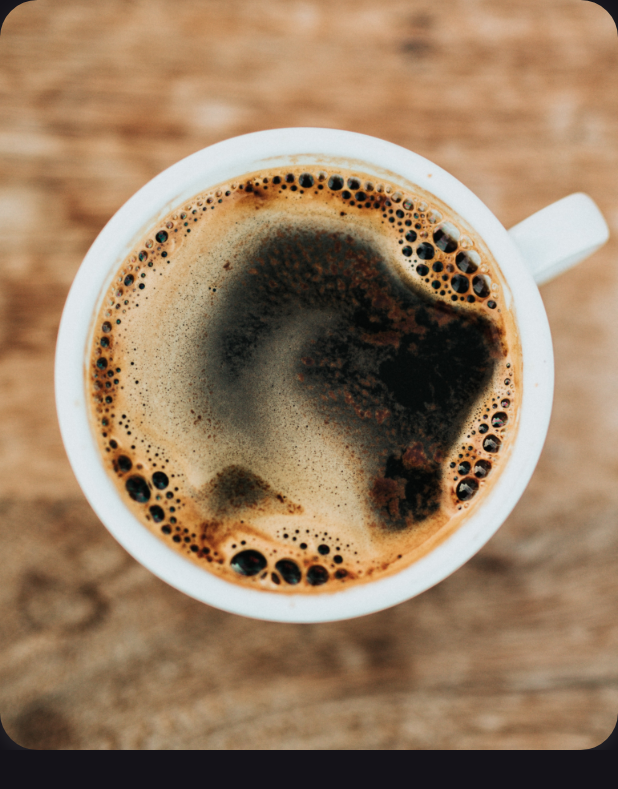
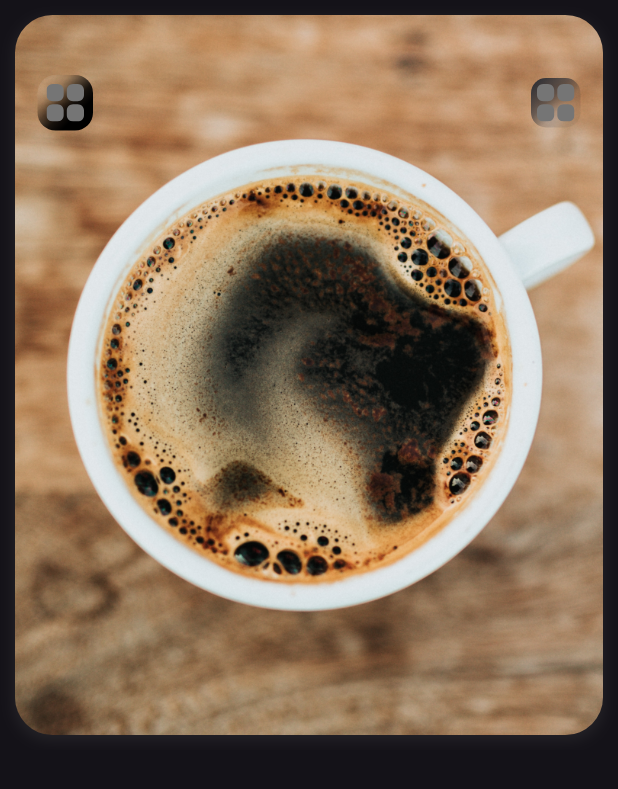
Before and after one commit to MERakram/tea_salon, a Flutter app: the screen it shows after launch, after a tap on "Expresso", on a phone screen of 412 x 824 dp. Shown: the top 789 px of the screen. Run offline on Flutter 3.47's test engine with Material 2 defaults, Android fonts, the phone set to English and light mode, and no system bars; drawn by our look-alikes of carousel_slider; our stand-ins replace email_validator, firebase_auth, firebase_core, flutter_svg, get; accounts and stored records are empty.

Commit message:
fixed height

```diff
--- a/lib/components/details_page_appBar.dart
+++ b/lib/components/details_page_appBar.dart
@@ -1,5 +1,6 @@
 import 'package:carousel_slider/carousel_slider.dart';
 import 'package:flutter/material.dart';
+import 'package:flutter_svg/svg.dart';
 import 'package:get/get.dart';
 
 import '../controllers/Fetch_Latest_Offers.dart';
@@ -8,7 +9,9 @@ import '../models/Product.dart';
 class details_page_appBar extends StatefulWidget {
   Product product;
   final fetch_Latest_Offers = Get.put(Fetch_Latest_Offers());
+
   details_page_appBar(this.product);
+
   @override
   _details_page_appBarState createState() {
     return _details_page_appBarState();
@@ -20,7 +23,8 @@ class _details_page_appBarState extends State<details_page_appBar> {
     'https://encrypted-tbn0.gstatic.com/images?q=tbn:ANd9GcT1g7H2Qcse7nhXqoLTx7STDxh5dPIcArxZqQ&usqp=CAU'
   ];
   final CarouselController _controller = CarouselController();
-  int _currentPage=0;
+  int _currentPage = 0;
+
   @override
   void initState() {
     super.initState();
@@ -42,32 +46,94 @@ class _details_page_appBarState extends State<details_page_appBar> {
             child: CarouselSlider.builder(
               carouselController: _controller,
               options: CarouselOptions(
-                height: 500,
-                viewportFraction: 1,
-                onPageChanged: (index,reason){
-                  _currentPage=index;
-                }
-              ),
+                  height: 500,
+                  viewportFraction: 1,
+                  onPageChanged: (index, reason) {
+                    _currentPage = index;
+                  }),
               itemCount: images.length,
               itemBuilder: (BuildContext context, int index, int realIndex) {
                 final image = images[index];
-                return imageBuilder(image,index);
+                return imageBuilder(image, index);
               },
+            ),
+          ),
+          Positioned(
+            child: Container(
+              padding: EdgeInsets.only(top: 50, left: 25, right: 25),
+              child: Row(
+                mainAxisAlignment: MainAxisAlignment.spaceBetween,
+                children: [
+                  Container(
+                    decoration: BoxDecoration(
+                      color: Colors.black,
+                      borderRadius: BorderRadius.circular(12),
+                      gradient: LinearGradient(
+                        colors: [
+                         Colors.white10,
+                         Colors.white10,
+                          Colors.black12,
+                          Colors.black54,
+                          Colors.black87,
+                          Colors.black,
+                          Colors.black,
+                          Colors.black,
+                        ],
+                        begin: Alignment.topLeft,
+                        end: Alignment.bottomRight,
+                      ),
+                    ),
+                    padding: EdgeInsets.all(6),
+                    child: SvgPicture.asset(
+                      'assets/icons/apps.svg',
+                      color: Colors.grey[600],
+                      fit: BoxFit.scaleDown,
+                      height: 25,
+                    ),
+                  ),
+                  Container(
+                    decoration: BoxDecoration(
+                      gradient: LinearGradient(
+                        colors: [
+                          Color(0xFF262a33).withOpacity(1),
+                          Color(0xFF262a33).withOpacity(0.8),
+                          Color(0xFF262a33).withOpacity(0.6),
+                          Color(0xFF262a33).withOpacity(0.2),
+                          Color(0xFF262a33).withOpacity(0.1),
+                          Color(0xFF262a33).withOpacity(0.05),
+                        ],
+                        begin: Alignment.topLeft,
+                        end: Alignment.bottomRight,
+                      ),
+                      borderRadius: BorderRadius.circular(10),
+                    ),
+                    padding: EdgeInsets.all(4),
+                    child: SvgPicture.asset(
+                      'assets/icons/apps.svg',
+                      color: Colors.grey[600],
+                      fit: BoxFit.scaleDown,
+                      height: 25,
+                    ),
+                  ),
+                ],
+              ),
             ),
           )
         ],
       ),
     );
   }
-  Widget imageBuilder(String image, int index){
+
+  Widget imageBuilder(String image, int index) {
     return Container(
+      margin: EdgeInsets.all(10),
       decoration: BoxDecoration(
         borderRadius: BorderRadius.circular(25.0),
         image: DecorationImage(
-          image:AssetImage(widget.product.productImage.toString()),
+          image: AssetImage(widget.product.productImage.toString()),
           fit: BoxFit.cover,
         ),
-        boxShadow:[
+        boxShadow: [
           BoxShadow(
             color: const Color(0xFF605F5F).withOpacity(0.2),
             spreadRadius: 1,
--- a/lib/components/drink_type_cards.dart
+++ b/lib/components/drink_type_cards.dart
@@ -12,6 +12,20 @@ class Drink_type extends StatelessWidget {
 
   @override
   Widget build(BuildContext context) {
+    final Style1 = TextStyle(
+      fontFamily: 'Raleway bold',
+      fontWeight: FontWeight.w900,
+      fontSize: 22,
+      color:
+          isSelected ? Colors.orange : const Color.fromARGB(255, 207, 207, 207),
+    );
+    final Style2 = TextStyle(
+      fontFamily: 'Raleway bold',
+      fontWeight: FontWeight.w900,
+      fontSize: 50,
+      color:
+      isSelected ? Colors.orange : const Color.fromARGB(255, 207, 207, 207),
+    );
     Size size = MediaQuery.of(context).size;
     double height = size.height;
     double width = size.width;
@@ -31,20 +45,14 @@ class Drink_type extends StatelessWidget {
               Positioned(
                 child: Text(
                   drink_type,
-                  style: TextStyle(
-                      fontSize: 20,
-                      fontWeight: FontWeight.bold,
-                      color: isSelected ? Colors.orange : const Color.fromARGB(255, 207, 207, 207)),
+                  style: Style1,
                 ),
               ),
               Positioned(
                 top: -15,
                 child: Text(
                   '.',
-                  style: TextStyle(
-                      fontSize: 50,
-                      fontWeight: FontWeight.bold,
-                      color: isSelected ? Colors.orange : const Color.fromARGB(255, 207, 207, 207)),
+                  style: Style2,
                 ),
               ),
             ],
--- a/lib/components/horizontal_coffee_card.dart
+++ b/lib/components/horizontal_coffee_card.dart
@@ -19,7 +19,9 @@ class _HorizontalCoffeeCardState extends State<HorizontalCoffeeCard> {
     Size size = MediaQuery.of(context).size;
     double height = size.height;
     double width = size.width;
-    return Padding(
+    return SingleChildScrollView(
+      physics: NeverScrollableScrollPhysics(),
+      child: Padding(
         padding: EdgeInsets.only(left: width * 0.06),
         child: Container(
           padding: const EdgeInsets.all(18),
@@ -103,6 +105,7 @@ class _HorizontalCoffeeCardState extends State<HorizontalCoffeeCard> {
             ],
           ),
         ),
+      ),
     );
   }
 }
--- a/lib/components/vertical_coffee_cards.dart
+++ b/lib/components/vertical_coffee_cards.dart
@@ -25,7 +25,9 @@ class _VerticalCoffeeCardState extends State<VerticalCoffeeCard> {
     Size size = MediaQuery.of(context).size;
     double height = size.height;
     double width = size.width;
-    return Padding(
+    return SingleChildScrollView(
+      physics: NeverScrollableScrollPhysics(),
+      child: Padding(
         padding: EdgeInsets.only(left: width * 0.06, right: width * 0.06),
         child: Container(
           margin: EdgeInsets.only(bottom: height * 0.01),
@@ -141,6 +143,7 @@ class _VerticalCoffeeCardState extends State<VerticalCoffeeCard> {
             ],
           ),
         ),
+      ),
     );
   }
 }
--- a/lib/main.dart
+++ b/lib/main.dart
@@ -6,8 +6,8 @@ import 'package:get/get_navigation/src/root/get_material_app.dart';
 import 'package:tea_salon/pages/home_page.dart';
 
 Future main() async {
-  WidgetsFlutterBinding.ensureInitialized();
-  await Firebase.initializeApp();
+  // WidgetsFlutterBinding.ensureInitialized();
+  // await Firebase.initializeApp();
   runApp(const MyApp());
 }
 
--- a/pubspec.yaml
+++ b/pubspec.yaml
@@ -72,6 +72,9 @@ flutter:
     - family: Raleway
       fonts:
         - asset: assets/font/Raleway-Regular.ttf
+    - family: Raleway bold
+      fonts:
+        - asset: assets/font/Raleway-ExtraBold.ttf
   #   - images/a_dot_ham.jpeg
 
   # An image asset can refer to one or more resolution-specific "variants", see
```
Also changed, not shown: assets/font/Raleway-ExtraBold.ttf (added). Lines whose indentation alone changed are shown as unchanged.
